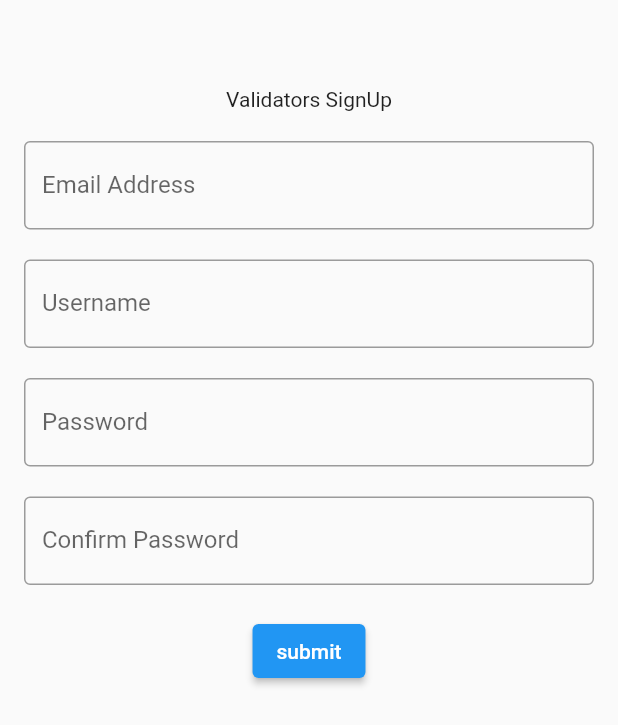
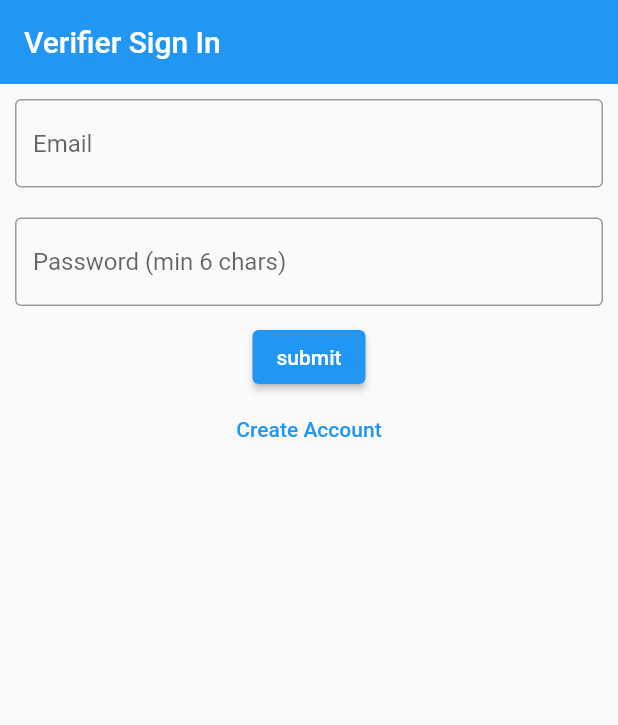
Before and after one commit to CYBERDEVILZ/ZBGAMING, a Flutter app: the screen it shows after launch, on a phone screen of 412 x 824 dp. Shown: the top 725 px of the screen. Run offline on Flutter 3.47's test engine with Material 2 defaults, Android fonts, the phone set to English and light mode, and no system bars; our stand-ins replace cloud_firestore, firebase_auth, firebase_core, firebase_messaging, firebase_storage, fl_chart and 3 more; missing offline and left inert: razorpay_flutter; accounts and stored records are empty.

Commit message:
implement verifier authentication logic

```diff
--- a/lib/main.dart
+++ b/lib/main.dart
@@ -12,7 +12,8 @@ import 'package:zbgaming/pages/pubg.dart';
 import 'package:zbgaming/pages/registered_matches.dart';
 import 'package:zbgaming/pages/signup.dart';
 import 'package:zbgaming/pages/user_account.dart';
-import 'package:zbgaming/pages/validators_sign_up.dart';
+import 'package:zbgaming/pages/verifer_login.dart';
+import 'package:zbgaming/pages/verifier_sign_up.dart';
 import 'package:zbgaming/pages/valorant.dart';
 import 'package:zbgaming/services/local_notification_service.dart';
 import 'package:zbgaming/utils/routes.dart';
@@ -57,7 +58,7 @@ class _MyAppState extends State<MyApp> {
   Widget build(BuildContext context) {
     return MaterialApp(
       // home: const HomePage(),
-      home: ValidatorSignUp(),
+      home: VerifierSignIn(),
       debugShowCheckedModeBanner: false,
       title: "ZB-Gaming",
       routes: {
--- a/lib/pages/validators_sign_up.dart
+++ /dev/null
@@ -1,143 +0,0 @@
-import "package:flutter/material.dart";
-import 'package:fluttertoast/fluttertoast.dart';
-import 'package:http/http.dart';
-import 'package:zbgaming/utils/apistring.dart';
-
-// text editing controllers
-final TextEditingController email = TextEditingController();
-final TextEditingController username = TextEditingController();
-final TextEditingController password = TextEditingController();
-final TextEditingController confirmPassword = TextEditingController();
-final formKey = GlobalKey<FormState>();
-
-class ValidatorSignUp extends StatelessWidget {
-  const ValidatorSignUp({Key? key}) : super(key: key);
-
-  @override
-  Widget build(BuildContext context) {
-    // text fields
-    final TextFormField emailField = TextFormField(
-        textInputAction: TextInputAction.next,
-        keyboardType: TextInputType.emailAddress,
-        decoration: const InputDecoration(border: OutlineInputBorder(), labelText: "Email Address"),
-        controller: email,
-        validator: (value) {
-          if (email.text.isEmpty) {
-            return "Email Address cannot be empty";
-          }
-          if (!RegExp("[^@]+[@][^@]+[.][^@]+").hasMatch(email.text)) {
-            return "Invalid Email Address";
-          }
-          return null;
-        });
-
-    final TextFormField usernameField = TextFormField(
-        textInputAction: TextInputAction.next,
-        keyboardType: TextInputType.emailAddress,
-        decoration: const InputDecoration(border: OutlineInputBorder(), labelText: "Username"),
-        controller: username,
-        validator: (value) {
-          if (username.text.isEmpty) {
-            return "Username cannot be empty";
-          }
-          return null;
-        });
-
-    final TextFormField passwordField = TextFormField(
-        textInputAction: TextInputAction.next,
-        keyboardType: TextInputType.visiblePassword,
-        obscureText: true,
-        decoration: const InputDecoration(border: OutlineInputBorder(), labelText: "Password"),
-        controller: password,
-        validator: (value) {
-          if (password.text.isEmpty) {
-            return "Password cannot be empty";
-          }
-          if (password.text.length < 6) {
-            return "Password must be atleast 6 characters long";
-          }
-          return null;
-        });
-    final TextFormField confirmPasswordField = TextFormField(
-      textInputAction: TextInputAction.done,
-      keyboardType: TextInputType.visiblePassword,
-      controller: confirmPassword,
-      obscureText: true,
-      decoration: const InputDecoration(border: OutlineInputBorder(), labelText: "Confirm Password"),
-      validator: (value) {
-        if (confirmPassword.text != password.text) {
-          return "Passwords don't match";
-        }
-        return null;
-      },
-    );
-
-// --------------- Return is Here --------------- //
-    return Scaffold(
-        body: SingleChildScrollView(
-      child: Form(
-        key: formKey,
-        child: Padding(
-          padding: const EdgeInsets.symmetric(horizontal: 16.0, vertical: 8),
-          child: Column(children: [
-            const SizedBox(height: 50),
-            const Text("Validators SignUp"),
-            const SizedBox(height: 20),
-            emailField,
-            const SizedBox(height: 20),
-            usernameField,
-            const SizedBox(height: 20),
-            passwordField,
-            const SizedBox(height: 20),
-            confirmPasswordField,
-            const SizedBox(height: 20),
-            const ElevatedButtonForValidator()
-          ]),
-        ),
-      ),
-    ));
-  }
-}
-
-class ElevatedButtonForValidator extends StatefulWidget {
-  const ElevatedButtonForValidator({Key? key}) : super(key: key);
-
-  @override
-  State<ElevatedButtonForValidator> createState() => _ElevatedButtonForValidatorState();
-}
-
-class _ElevatedButtonForValidatorState extends State<ElevatedButtonForValidator> {
-  bool isLoading = false;
-
-  @override
-  Widget build(BuildContext context) {
-    return ElevatedButton(
-        onPressed: () async {
-          isLoading = true;
-          setState(() {});
-          if (formKey.currentState!.validate() == true) {
-            await Fluttertoast.showToast(msg: "Waiting for response from API");
-            await get(Uri.parse(ApiEndpoints.baseUrl +
-                    ApiEndpoints.verifierSignup +
-                    "?" +
-                    "username=" +
-                    username.text +
-                    "&email=" +
-                    email.text))
-                .then((res) async {
-              if (res.statusCode == 200) {
-                var temp = res.body;
-                await Fluttertoast.showToast(msg: temp);
-              } else {
-                await Fluttertoast.showToast(msg: "Unable to retrieve data at the moment");
-              }
-            }).catchError((e) {
-              Fluttertoast.showToast(msg: "Failed to connect to host");
-            });
-          }
-          isLoading = false;
-          setState(() {});
-        },
-        child: isLoading ? const LinearProgressIndicator(color: Colors.white) : const Text("submit"));
-  }
-}
--- /dev/null
+++ b/lib/pages/verifer_login.dart
@@ -0,0 +1,120 @@
+import 'package:firebase_auth/firebase_auth.dart';
+import 'package:flutter/material.dart';
+import 'package:fluttertoast/fluttertoast.dart';
+import 'package:zbgaming/pages/verifier_home_page.dart';
+import 'package:zbgaming/pages/verifier_sign_up.dart';
+
+class VerifierSignIn extends StatefulWidget {
+  const VerifierSignIn({Key? key}) : super(key: key);
+
+  @override
+  State<VerifierSignIn> createState() => _VerifierSignInState();
+}
+
+class _VerifierSignInState extends State<VerifierSignIn> {
+  final formKey = GlobalKey<FormState>();
+  bool isLoading = false;
+
+  // TextEditingControllers
+  TextEditingController emailController = TextEditingController();
+  TextEditingController passwordController = TextEditingController();
+
+  // functions
+  submitFunction() async {
+    isLoading = true;
+    setState(() {});
+    await FirebaseAuth.instance
+        .signInWithEmailAndPassword(email: emailController.text, password: passwordController.text)
+        .catchError((onError) {
+      Fluttertoast.showToast(msg: "Something went wrong :(");
+      isLoading = false;
+      setState(() {});
+    });
+    isLoading = false;
+    setState(() {});
+  }
+
+  @override
+  Widget build(BuildContext context) {
+    // auth state change
+    FirebaseAuth.instance.authStateChanges().listen((user) {
+      if (user != null) {
+        Navigator.pushReplacement(context, MaterialPageRoute(builder: (context) => const VerifierHomePage()));
+      }
+    });
+
+    // TextFormField Widgets
+    Widget emailFieldWidget = Padding(
+        padding: const EdgeInsets.all(10),
+        child: TextFormField(
+          controller: emailController,
+          decoration: const InputDecoration(
+            border: OutlineInputBorder(),
+            hintText: "Email",
+          ),
+          validator: ((value) {
+            if (value == null || value.isEmpty) {
+              return "Field cannot be empty";
+            }
+            if (!RegExp(r"^[A-Za-z0-9\.]+[@][A-Za-z0-9\.]+$").hasMatch(value)) {
+              return "Invalid Email";
+            }
+            return null;
+          }),
+        ));
+    Widget passwordFieldWidget = Padding(
+        padding: const EdgeInsets.all(10),
+        child: TextFormField(
+          controller: passwordController,
+          decoration: const InputDecoration(
+            border: OutlineInputBorder(),
+            hintText: "Password (min 6 chars)",
+          ),
+          validator: ((value) {
+            if (value == null || value.isEmpty) {
+              return "Field cannot be empty";
+            }
+            if (value.length < 6) {
+              return "Minimum 6 characters required";
+            }
+            return null;
+          }),
+        ));
+
+    // submit button
+    Widget submitButton = ElevatedButton(
+      onPressed: () {
+        submitFunction();
+      },
+      child: isLoading ? const CircularProgressIndicator(color: Colors.white) : const Text("submit"),
+    );
+
+    // register account
+    Widget register = TextButton(
+        onPressed: () {
+          Navigator.push(context, MaterialPageRoute(builder: (context) => const VerifierSignUp()));
+        },
+        child: const Text("Create Account"));
+
+    return Form(
+      key: formKey,
+      autovalidateMode: AutovalidateMode.onUserInteraction,
+      child: SafeArea(
+          child: Scaffold(
+        appBar: AppBar(
+          title: const Text('Verifier Sign In'),
+          elevation: 0,
+        ),
+        body: SingleChildScrollView(
+            child: Column(
+          children: [
+            emailFieldWidget,
+            passwordFieldWidget,
+            submitButton,
+            register,
+          ],
+        )),
+      )),
+    );
+  }
+}
```
Also changed, not shown: lib/pages/verifier_home_page.dart (added, +35 -0 lines), lib/pages/verifier_sign_up.dart (added, +187 -0 lines).
